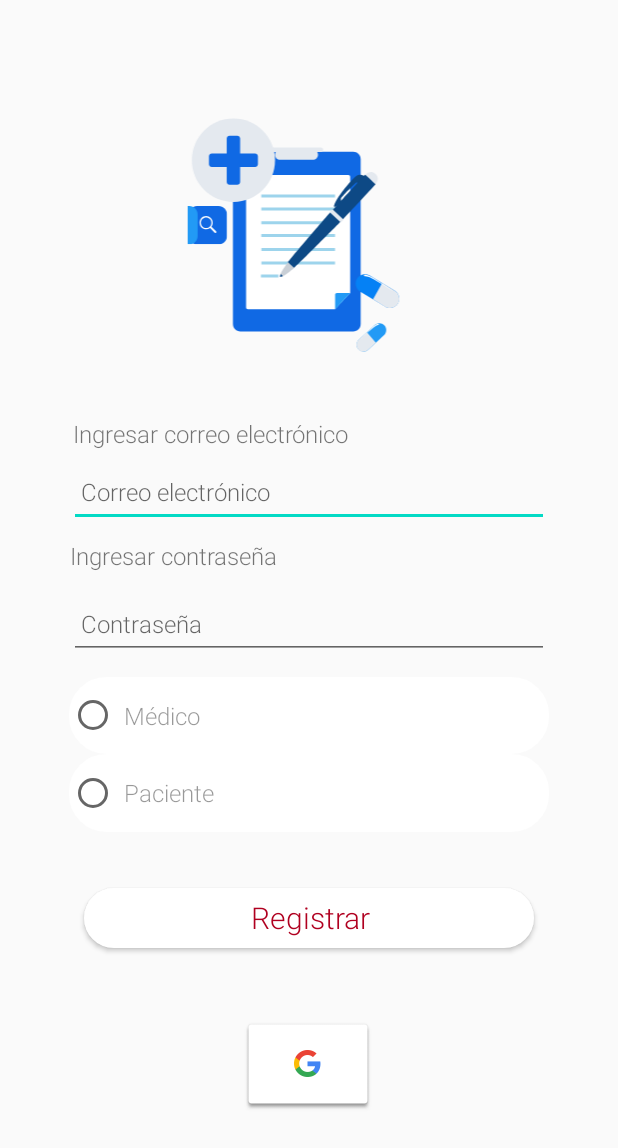
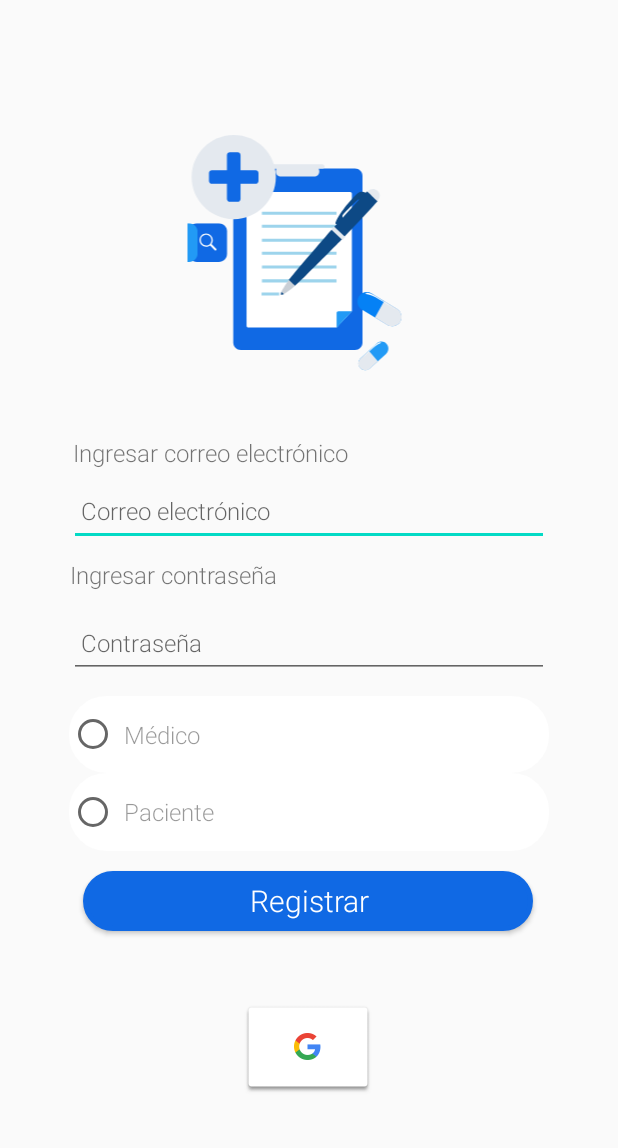
Before and after one commit to alx08/MedAPP, an Android app: the ContraActivity screen opened directly, with no data from a screen before it, on a phone screen of 412 x 824 dp. Shown: the top 1148 px of the screen. Run offline under Robolectric (Android 15) with nearby library versions, the phone set to English and light mode, and no system bars; our stand-ins replace Firebase (no records; nobody signed in at launch, a user with empty details on screens opened directly).

Commit message:
Se agregó cambios de interfaz

```diff
--- a/app/src/main/res/layout/activity_contra.xml
+++ b/app/src/main/res/layout/activity_contra.xml
@@ -8,15 +8,13 @@
 
     <com.airbnb.lottie.LottieAnimationView
         android:id="@+id/animationView"
-        android:layout_width="222dp"
-        android:layout_height="198dp"
-        android:layout_marginStart="16dp"
-        android:layout_marginLeft="16dp"
+        android:layout_width="186dp"
+        android:layout_height="200dp"
         android:layout_marginTop="150dp"
         android:layout_marginBottom="25dp"
         app:layout_constraintBottom_toTopOf="@+id/textView26"
         app:layout_constraintEnd_toEndOf="parent"
-        app:layout_constraintHorizontal_bias="0.445"
+        app:layout_constraintHorizontal_bias="0.497"
         app:layout_constraintStart_toStartOf="parent"
         app:layout_constraintTop_toTopOf="parent"
         app:lottie_autoPlay="true"
@@ -154,17 +152,18 @@
         android:id="@+id/btnRegistrar"
         android:layout_width="300sp"
         android:layout_height="40dp"
-        android:layout_marginTop="32dp"
+        android:layout_marginTop="8dp"
         android:layout_marginBottom="23dp"
         android:background="@drawable/boton_interaccion"
         android:fontFamily="sans-serif-light"
         android:text="Registrar"
         android:textAppearance="@style/TextAppearance.AppCompat.Display4"
-        android:textColor="@color/design_default_color_error"
+        android:textColor="@color/white"
         android:textSize="20sp"
-        app:backgroundTint="@color/white"
+        app:backgroundTint="@color/registrocolor"
         app:layout_constraintBottom_toTopOf="@+id/btnGoogle"
         app:layout_constraintEnd_toEndOf="parent"
+        app:layout_constraintHorizontal_bias="0.494"
         app:layout_constraintStart_toStartOf="parent"
         app:layout_constraintTop_toBottomOf="@+id/radioGroup" />
 
--- a/app/src/main/res/values-v21/styles.xml
+++ b/app/src/main/res/values-v21/styles.xml
@@ -6,7 +6,7 @@
         <item name="colorPrimary">@color/colorPrimary</item>
         <item name="colorPrimaryDark">@color/colorPrimaryDark</item>
         <item name="colorAccent">@color/colorAccent</item>
-        <item name="android:statusBarColor">@color/purple_200</item>
+        <item name="android:statusBarColor">@color/white</item>
     </style>
     <style name="SplashTheme" parent="AppTheme">
         <item name="android:windowBackground">@drawable/splashscreen</item>
```
